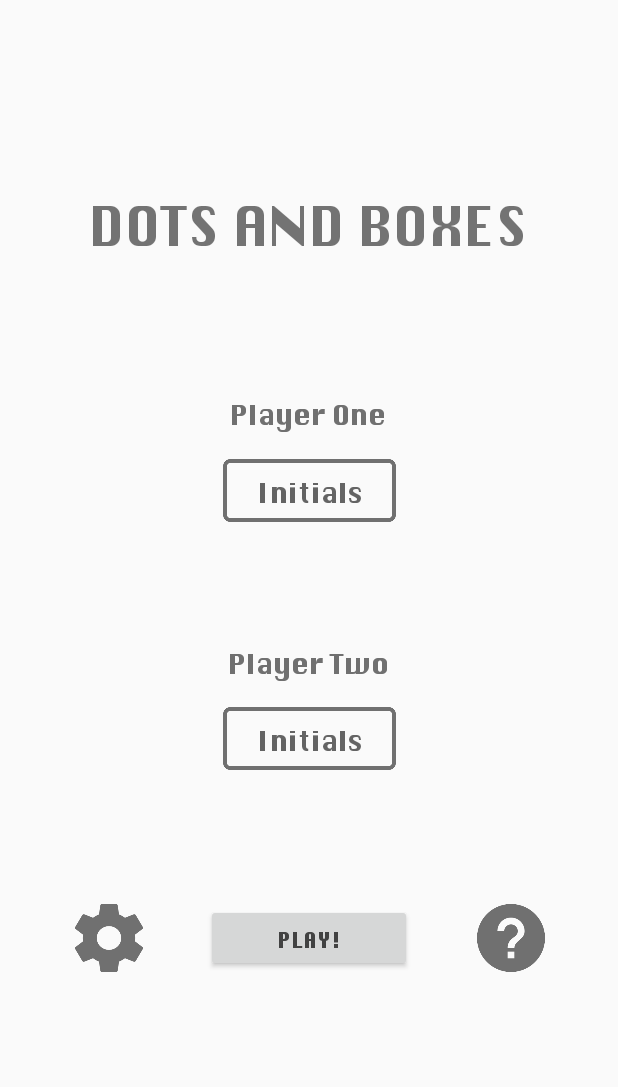
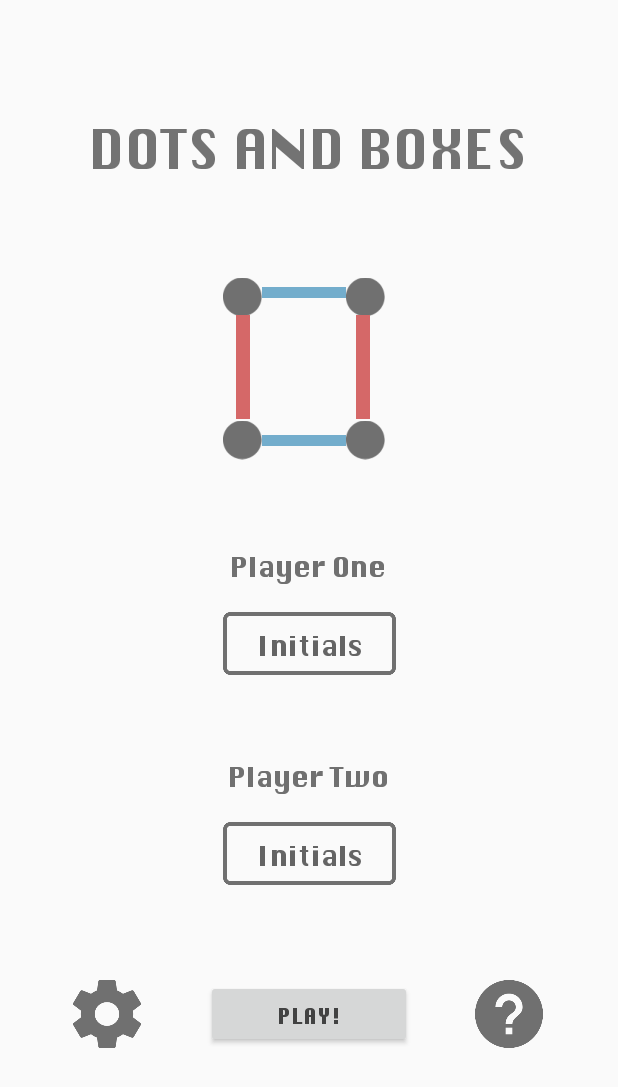
Before and after one commit to adawizi/DotsandBoxes-CMSC475, an Android app: the screen it shows after launch (Home), on a phone screen of 412 x 824 dp. Shown: the top 1087 px of the screen. Run offline under Robolectric (Android 15) with nearby library versions, the light colour scheme and no system bars.

Commit message:
Added home page logo

```diff
--- a/DotsBoxes/app/src/main/res/layout/activity_home.xml
+++ b/DotsBoxes/app/src/main/res/layout/activity_home.xml
@@ -16,7 +16,7 @@
         app:layout_constraintEnd_toEndOf="parent"
         app:layout_constraintStart_toStartOf="parent"
         app:layout_constraintTop_toTopOf="parent"
-        app:layout_constraintVertical_bias="0.774" />
+        app:layout_constraintVertical_bias="0.839" />
 
     <TextView
         android:id="@+id/title"
@@ -30,7 +30,7 @@
         app:layout_constraintHorizontal_bias="0.495"
         app:layout_constraintStart_toStartOf="parent"
         app:layout_constraintTop_toTopOf="parent"
-        app:layout_constraintVertical_bias="0.152" />
+        app:layout_constraintVertical_bias="0.085" />
 
     <EditText
         android:id="@+id/pOneInit"
@@ -47,21 +47,22 @@
         app:layout_constraintEnd_toEndOf="parent"
         app:layout_constraintStart_toStartOf="parent"
         app:layout_constraintTop_toTopOf="parent"
-        app:layout_constraintVertical_bias="0.391" />
+        app:layout_constraintVertical_bias="0.522" />
 
     <TextView
         android:id="@+id/textView"
         android:layout_width="wrap_content"
         android:layout_height="wrap_content"
+        android:layout_marginBottom="16dp"
         android:text="Player One"
         android:textColor="@color/grey"
         android:textSize="18dp"
-        app:layout_constraintBottom_toBottomOf="parent"
+        app:layout_constraintBottom_toTopOf="@+id/pOneInit"
         app:layout_constraintEnd_toEndOf="parent"
         app:layout_constraintHorizontal_bias="0.498"
         app:layout_constraintStart_toStartOf="parent"
         app:layout_constraintTop_toTopOf="parent"
-        app:layout_constraintVertical_bias="0.327" />
+        app:layout_constraintVertical_bias="1.0" />
 
     <EditText
         android:id="@+id/pTwoInit"
@@ -79,21 +80,22 @@
         app:layout_constraintEnd_toEndOf="parent"
         app:layout_constraintStart_toStartOf="parent"
         app:layout_constraintTop_toTopOf="parent"
-        app:layout_constraintVertical_bias="0.603" />
+        app:layout_constraintVertical_bias="0.701" />
 
     <TextView
         android:id="@+id/textView2"
         android:layout_width="wrap_content"
         android:layout_height="wrap_content"
+        android:layout_marginBottom="16dp"
         android:text="Player Two"
         android:textColor="@color/grey"
         android:textSize="18dp"
-        app:layout_constraintBottom_toBottomOf="parent"
+        app:layout_constraintBottom_toTopOf="@+id/pTwoInit"
         app:layout_constraintEnd_toEndOf="parent"
         app:layout_constraintHorizontal_bias="0.498"
         app:layout_constraintStart_toStartOf="parent"
         app:layout_constraintTop_toTopOf="parent"
-        app:layout_constraintVertical_bias="0.536" />
+        app:layout_constraintVertical_bias="1.0" />
 
     <Button
         android:id="@+id/settings"
@@ -102,10 +104,10 @@
         android:background="@drawable/settings"
         app:layout_constraintBottom_toBottomOf="parent"
         app:layout_constraintEnd_toEndOf="parent"
-        app:layout_constraintHorizontal_bias="0.136"
+        app:layout_constraintHorizontal_bias="0.133"
         app:layout_constraintStart_toStartOf="parent"
         app:layout_constraintTop_toTopOf="parent"
-        app:layout_constraintVertical_bias="0.774" />
+        app:layout_constraintVertical_bias="0.839" />
 
     <Button
         android:id="@+id/help"
@@ -114,9 +116,109 @@
         android:background="@drawable/help"
         app:layout_constraintBottom_toBottomOf="parent"
         app:layout_constraintEnd_toEndOf="parent"
-        app:layout_constraintHorizontal_bias="0.868"
+        app:layout_constraintHorizontal_bias="0.863"
         app:layout_constraintStart_toStartOf="parent"
         app:layout_constraintTop_toTopOf="parent"
-        app:layout_constraintVertical_bias="0.774" />
+        app:layout_constraintVertical_bias="0.839" />
+
+    <ImageView
+        android:id="@+id/imageView"
+        android:layout_width="26dp"
+        android:layout_height="32dp"
+        app:layout_constraintBottom_toTopOf="@+id/imageView3"
+        app:layout_constraintEnd_toStartOf="@+id/imageView2"
+        app:layout_constraintHorizontal_bias="0.725"
+        app:layout_constraintStart_toStartOf="parent"
+        app:layout_constraintTop_toTopOf="parent"
+        app:layout_constraintVertical_bias="0.741"
+        app:srcCompat="@drawable/dot_grey" />
+
+    <ImageView
+        android:id="@+id/imageView2"
+        android:layout_width="26dp"
+        android:layout_height="32dp"
+        app:layout_constraintBottom_toTopOf="@+id/imageView5"
+        app:layout_constraintEnd_toEndOf="parent"
+        app:layout_constraintHorizontal_bias="0.597"
+        app:layout_constraintStart_toStartOf="parent"
+        app:layout_constraintTop_toTopOf="parent"
+        app:layout_constraintVertical_bias="0.741"
+        app:srcCompat="@drawable/dot_grey" />
+
+    <ImageView
+        android:id="@+id/imageView3"
+        android:layout_width="26dp"
+        android:layout_height="32dp"
+        app:layout_constraintBottom_toBottomOf="parent"
+        app:layout_constraintEnd_toStartOf="@+id/imageView5"
+        app:layout_constraintHorizontal_bias="0.725"
+        app:layout_constraintStart_toStartOf="parent"
+        app:layout_constraintTop_toTopOf="parent"
+        app:layout_constraintVertical_bias="0.35"
+        app:srcCompat="@drawable/dot_grey" />
+
+    <ImageView
+        android:id="@+id/imageView5"
+        android:layout_width="26dp"
+        android:layout_height="32dp"
+        app:layout_constraintBottom_toBottomOf="parent"
+        app:layout_constraintEnd_toEndOf="parent"
+        app:layout_constraintHorizontal_bias="0.597"
+        app:layout_constraintStart_toStartOf="parent"
+        app:layout_constraintTop_toTopOf="parent"
+        app:layout_constraintVertical_bias="0.35"
+        app:srcCompat="@drawable/dot_grey" />
+
+    <ImageView
+        android:id="@+id/imageView6"
+        android:layout_width="56dp"
+        android:layout_height="14dp"
+        app:layout_constraintBottom_toBottomOf="parent"
+        app:layout_constraintEnd_toStartOf="@+id/imageView2"
+        app:layout_constraintHorizontal_bias="0.0"
+        app:layout_constraintStart_toEndOf="@+id/imageView"
+        app:layout_constraintTop_toTopOf="parent"
+        app:layout_constraintVertical_bias="0.232"
+        app:srcCompat="@drawable/h_blue" />
+
+    <ImageView
+        android:id="@+id/imageView7"
+        android:layout_width="56dp"
+        android:layout_height="14dp"
+        app:layout_constraintBottom_toBottomOf="parent"
+        app:layout_constraintEnd_toStartOf="@+id/imageView2"
+        app:layout_constraintHorizontal_bias="0.0"
+        app:layout_constraintStart_toEndOf="@+id/imageView"
+        app:layout_constraintTop_toTopOf="parent"
+        app:layout_constraintVertical_bias="0.354"
+        app:srcCompat="@drawable/h_blue" />
+
+    <ImageView
+        android:id="@+id/imageView8"
+        android:layout_width="69dp"
+        android:layout_height="10dp"
+        android:rotation="-90"
+        android:rotationX="0"
+        app:layout_constraintBottom_toBottomOf="parent"
+        app:layout_constraintEnd_toEndOf="parent"
+        app:layout_constraintHorizontal_bias="0.371"
+        app:layout_constraintStart_toStartOf="parent"
+        app:layout_constraintTop_toTopOf="parent"
+        app:layout_constraintVertical_bias="0.294"
+        app:srcCompat="@drawable/h_red" />
+
+    <ImageView
+        android:id="@+id/imageView9"
+        android:layout_width="69dp"
+        android:layout_height="10dp"
+        android:rotation="-90"
+        android:rotationX="0"
+        app:layout_constraintBottom_toBottomOf="parent"
+        app:layout_constraintEnd_toEndOf="parent"
+        app:layout_constraintHorizontal_bias="0.605"
+        app:layout_constraintStart_toStartOf="parent"
+        app:layout_constraintTop_toTopOf="parent"
+        app:layout_constraintVertical_bias="0.294"
+        app:srcCompat="@drawable/h_red" />
 
 </androidx.constraintlayout.widget.ConstraintLayout>
```
